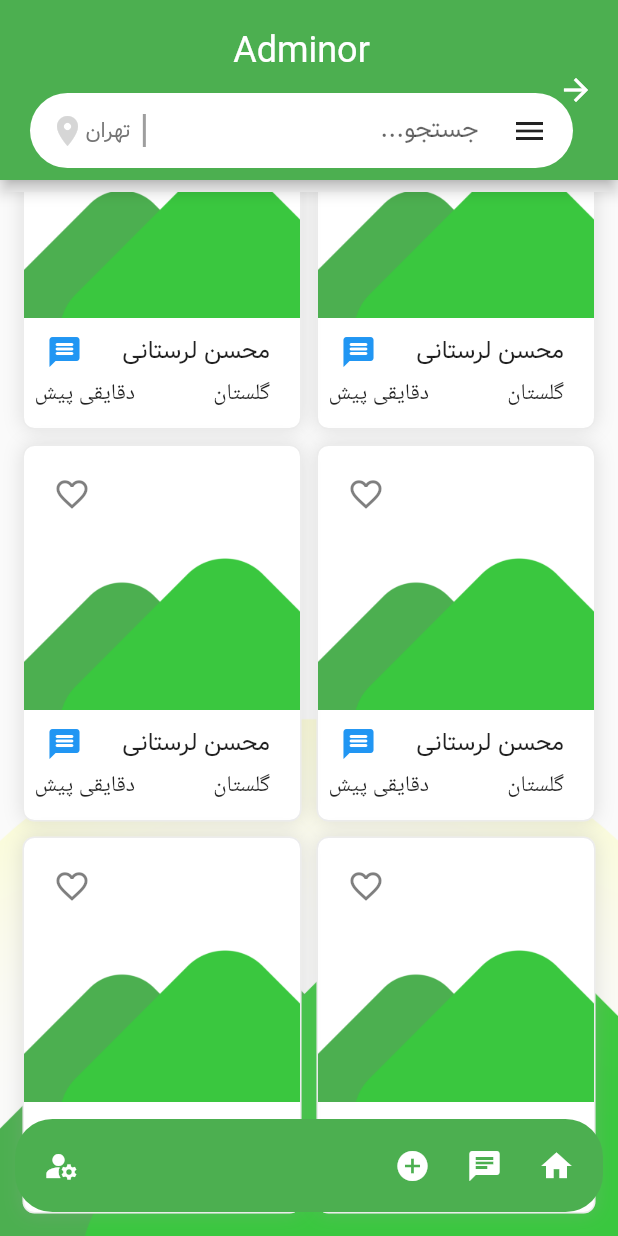
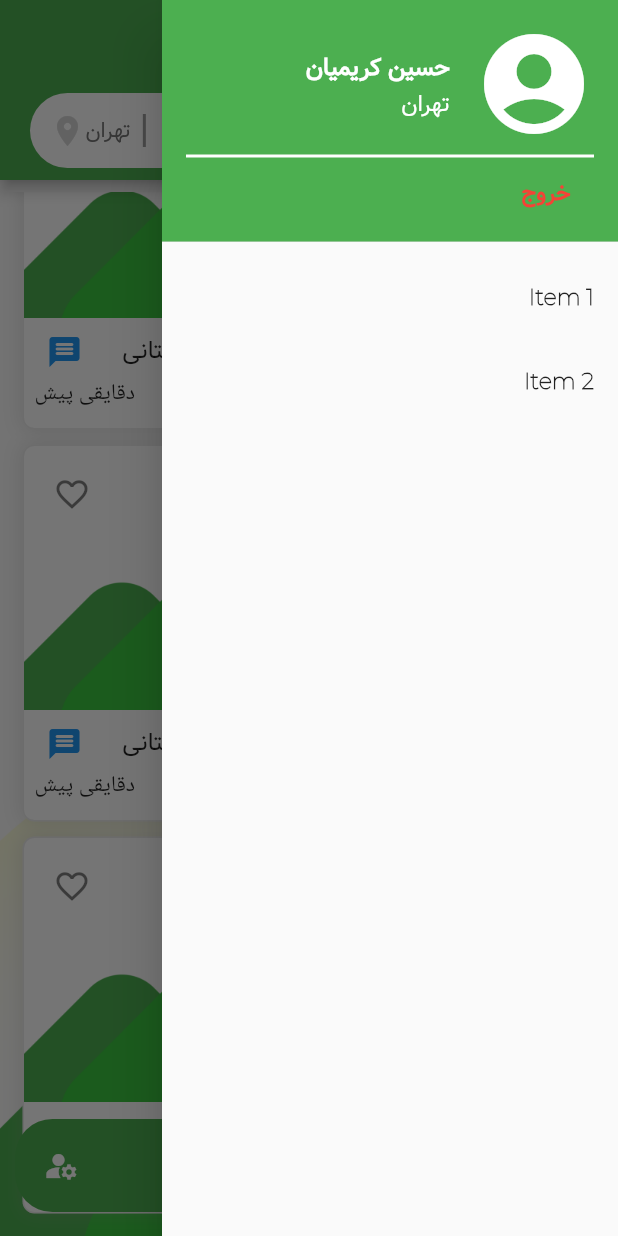
Before and after one commit to MadPad124/Adminor, a Flutter app: the AdvertisingPage screen opened directly, scrolled down 108 dp, after a tap on the "menu" icon, on a phone screen of 412 x 824 dp. Run offline on Flutter 3.47's test engine with Material 2 defaults, Android fonts, the phone set to English and light mode, and no system bars; our stand-ins replace animated_splash_screen, animated_text_kit, page_transition, shared_preferences; accounts and stored records are empty; project files that could hold a hidden picture were left out.

Commit message:
slider dose nt working

```diff
--- a/lib/AdeversitingPage.dart
+++ b/lib/AdeversitingPage.dart
@@ -12,10 +12,60 @@ class _AdvertisingPageState extends State<AdvertisingPage> {
   @override
   Widget build(BuildContext context) {
     TextEditingController searchBoxController=TextEditingController();
+    GlobalKey<ScaffoldState> _scaffoldState = GlobalKey<ScaffoldState>();
+    return Scaffold(
+      key: _scaffoldState,
+      drawer: Drawer(
 
-    return Scaffold(
+        child:
+        ListView(
+          padding: EdgeInsets.zero,
+          children: <Widget>[
+             DrawerHeader(
+              decoration: const BoxDecoration(
+                color: Colors.green,
+              ),
+              child: Column(
+                mainAxisAlignment: MainAxisAlignment.spaceEvenly,
+                crossAxisAlignment: CrossAxisAlignment.start,
+                children: [
+                  Row(children: [
+                    const Icon(Icons.account_circle_rounded,size: 80,color: Colors.white,),
+                    SizedBox(width: 150,child:
+                    ListTile(
+                      title: const Text('حسین کریمیان',style: TextStyle(fontFamily: 'vazir',fontSize: 16,color: Colors.white),),
+                      subtitle: const Text('تهران',style: TextStyle(fontFamily: 'vazir',color: Colors.white),),
+                      onTap: (){},
+                    )
+                    ),
+                  ],
+                  ),
+                  const SizedBox(height: 7,),
+                  Container(width:300,decoration: const BoxDecoration(border: Border(bottom: BorderSide(color: Colors.white,width: 2))),),
+                  TextButton(onPressed: (){}, child:const Text('خروج',style: TextStyle(fontFamily: 'vazir',color: Colors.red,fontSize: 15) ), )
+                ],
+              ),
 
+            ),
+            ListTile(
+              title: const Text('Item 1'),
+              onTap: () {
+                // Update the state of the app.
+                // ...
+              },
+            ),
+            ListTile(
+              title: const Text('Item 2'),
+              onTap: () {
+                // Update the state of the app.
+                // ...
+              },
+            ),
+          ],
+        ),
+      ),
       appBar: AppBar(
+        automaticallyImplyLeading: false,
         backgroundColor: Colors.green,
         toolbarHeight: 120,
         flexibleSpace:Row(
@@ -37,7 +87,7 @@ class _AdvertisingPageState extends State<AdvertisingPage> {
                       mainAxisAlignment: MainAxisAlignment.spaceAround,
                       crossAxisAlignment: CrossAxisAlignment.center,
                       children: [
-                        IconButton(onPressed: (){}, icon:const Icon(Icons.menu)),
+                        IconButton(onPressed: (){_scaffoldState.currentState!.openDrawer();}, icon:const Icon(Icons.menu)),
                         SizedBox(
                           width: MediaQuery.of(context).size.width-200,
                             child:
```
